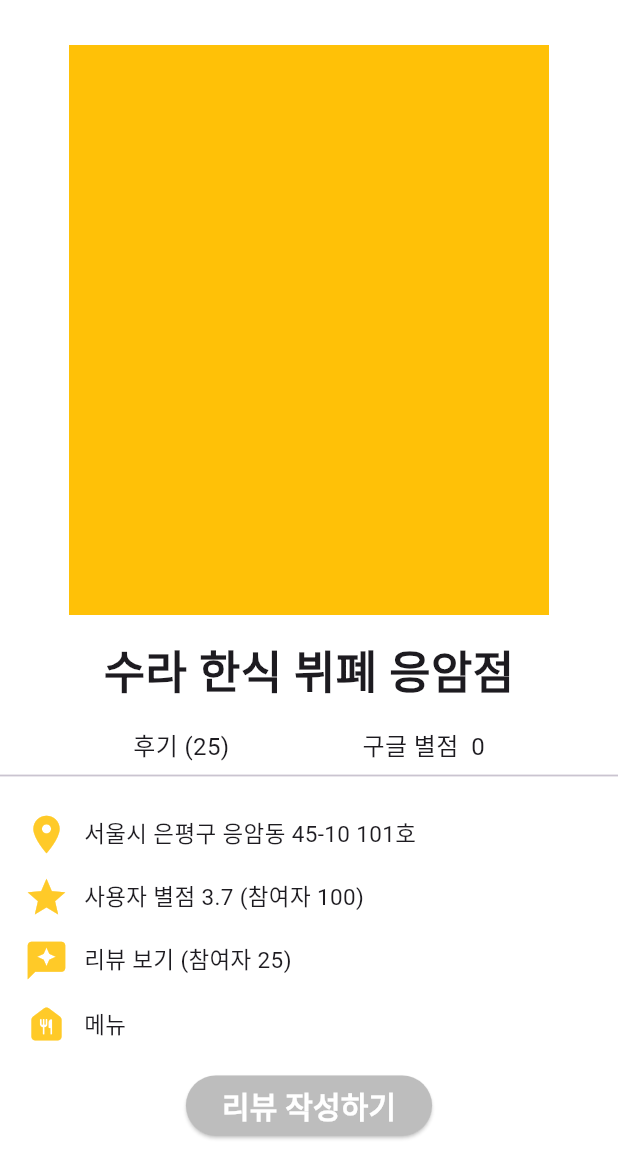
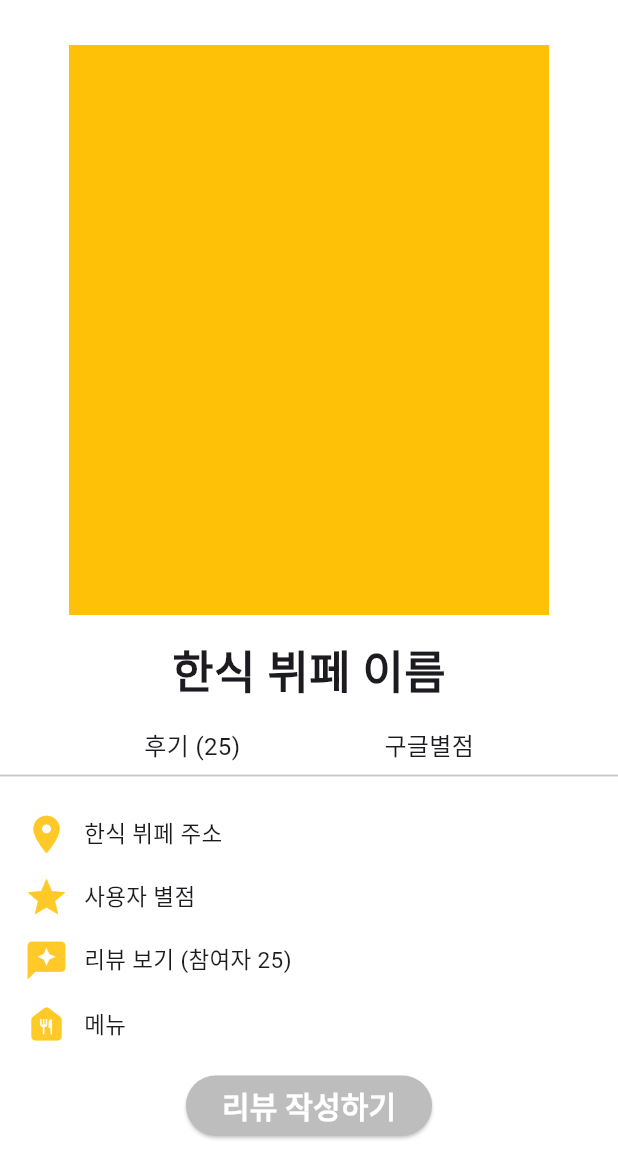
Before and after one commit to chobkyu/hansik-buffet, a Flutter app: the HansicDetail screen opened directly with empty values, on a phone screen of 412 x 824 dp, the part 75-1236 px from its top. Run offline on Flutter 3.47's test engine with Material 3 defaults, Android fonts, the phone set to English and light mode, and no system bars; our stand-ins replace flutter_dotenv, flutter_secure_storage; missing offline and left inert: kakao_map_plugin; accounts and stored records are empty.

Commit message:
detail page

```diff
--- a/lib/src/models/hansic_data.dart
+++ b/lib/src/models/hansic_data.dart
@@ -28,7 +28,7 @@ class HansicData {
       id: json["id"],
       name: json["name"],
       addr: json["addr"],
-      userStar: json["userStar"] ?? '',
+      userStar: json["userStar"] ?? '0',
       googleStar: json["google_star"],
       locationId: json["location_id"],
       lat: json["lat"].toDouble(),
--- a/lib/src/screen/hansic_detail.dart
+++ b/lib/src/screen/hansic_detail.dart
@@ -1,5 +1,9 @@
+// ignore_for_file: avoid_print
+
 import 'package:flutter/material.dart';
 import 'package:kakao_map_plugin/kakao_map_plugin.dart';
+import 'package:kakao_map_plugin_example/src/models/hansic_data.dart';
+import 'package:kakao_map_plugin_example/src/service/get_hansicdata_service.dart';
 import 'package:kakao_map_plugin_example/src/widget/app_bar.dart';
 
 class HansicDetail extends StatefulWidget {
@@ -12,6 +16,49 @@ class HansicDetail extends StatefulWidget {
 }
 
 class _HansicDetailState extends State<HansicDetail> {
+  static GetHansicService hansicService = GetHansicService();
+
+  late HansicData hansicData = HansicData(
+    id: 0,
+    name: '한식 뷔페 이름',
+    addr: '한식 뷔페 주소',
+    userStar: '사용자 별점',
+    googleStar: '구글별점',
+    locationId: 0,
+    lat: 0,
+    lng: 0,
+    location: '한식 뷔페 지역',
+    imgUrl: '대표 이미지 url',
+  );
+
+  @override
+  void initState() {
+    super.initState();
+    try {
+      getHansic();
+    } catch (err) {
+      print(err);
+    }
+  }
+
+  void getHansic() async {
+    try {
+      hansicData = await hansicService.getHansicDetailData(widget.latLng);
+      print(hansicData);
+      setState(() {});
+    } catch (err) {
+      print(err);
+    }
+  }
+
+  String starToString(String star) {
+    if (star == null) {
+      return "0 (참여자 100)";
+    } else {
+      return "$star (참여자 100)";
+    }
+  }
+
   @override
   Widget build(BuildContext context) {
     return Scaffold(
@@ -35,9 +82,9 @@ class _HansicDetailState extends State<HansicDetail> {
               const SizedBox(
                 height: 15,
               ),
-              const Text(
-                '수라 한식 뷔폐 응암점',
-                style: TextStyle(
+              Text(
+                hansicData.name,
+                style: const TextStyle(
                   fontSize: 30,
                   fontWeight: FontWeight.bold,
                 ),
@@ -45,16 +92,16 @@ class _HansicDetailState extends State<HansicDetail> {
               const SizedBox(
                 height: 15,
               ),
-              const Row(
+              Row(
                 mainAxisAlignment: MainAxisAlignment.spaceEvenly,
                 children: [
-                  Text(
+                  const Text(
                     '후기 (25)',
                     style: TextStyle(fontSize: 16),
                   ),
                   Text(
-                    '구글 별점  0',
-                    style: TextStyle(fontSize: 16),
+                    hansicData.googleStar,
+                    style: const TextStyle(fontSize: 16),
                   ),
                 ],
               ),
@@ -75,9 +122,12 @@ class _HansicDetailState extends State<HansicDetail> {
                         const SizedBox(
                           width: 10,
                         ),
-                        const Text(
-                          '서울시 은평구 응암동 45-10 101호',
-                          style: TextStyle(fontSize: 15),
+                        Flexible(
+                          child: Text(
+                            hansicData.addr,
+                            style: const TextStyle(fontSize: 15),
+                            maxLines: 3,
+                          ),
                         ),
                       ],
                     ),
@@ -94,9 +144,9 @@ class _HansicDetailState extends State<HansicDetail> {
                         const SizedBox(
                           width: 10,
                         ),
-                        const Text(
-                          '사용자 별점 3.7 (참여자 100)',
-                          style: TextStyle(fontSize: 15),
+                        Text(
+                          hansicData.userStar,
+                          style: const TextStyle(fontSize: 15),
                         ),
                       ],
                     ),
```
Also changed, not shown: lib/src/screen/home_screen.dart (+25 -25 lines), lib/src/service/get_hansicdata_service.dart (+22 -10 lines), lib/src/service/get_userdata_service.dart (+8 -1 lines).
